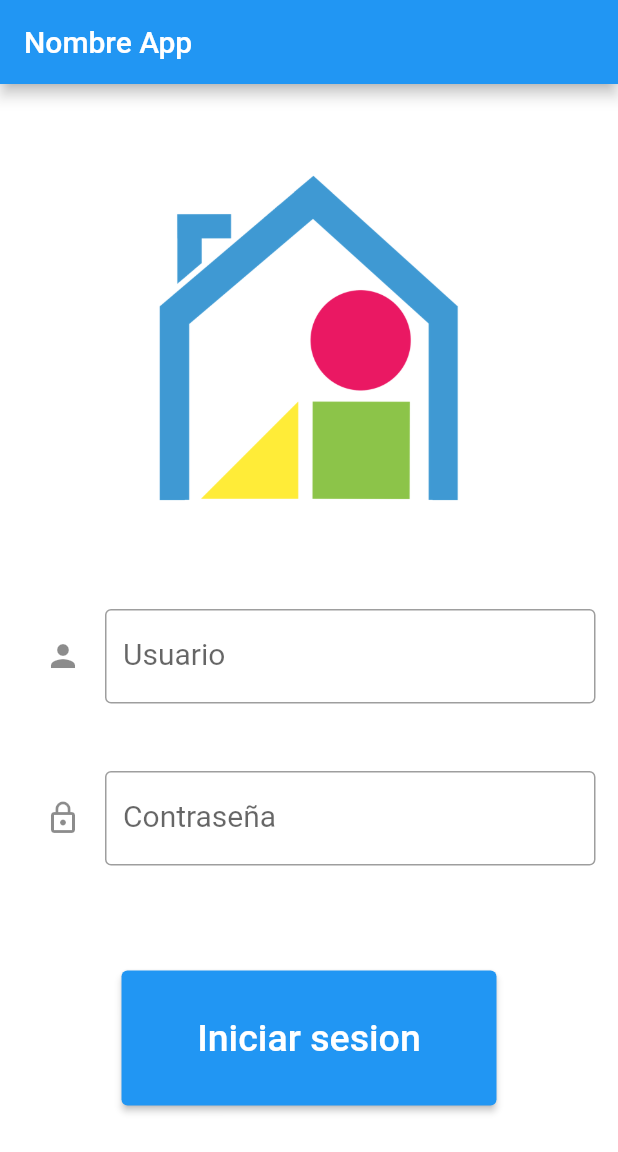
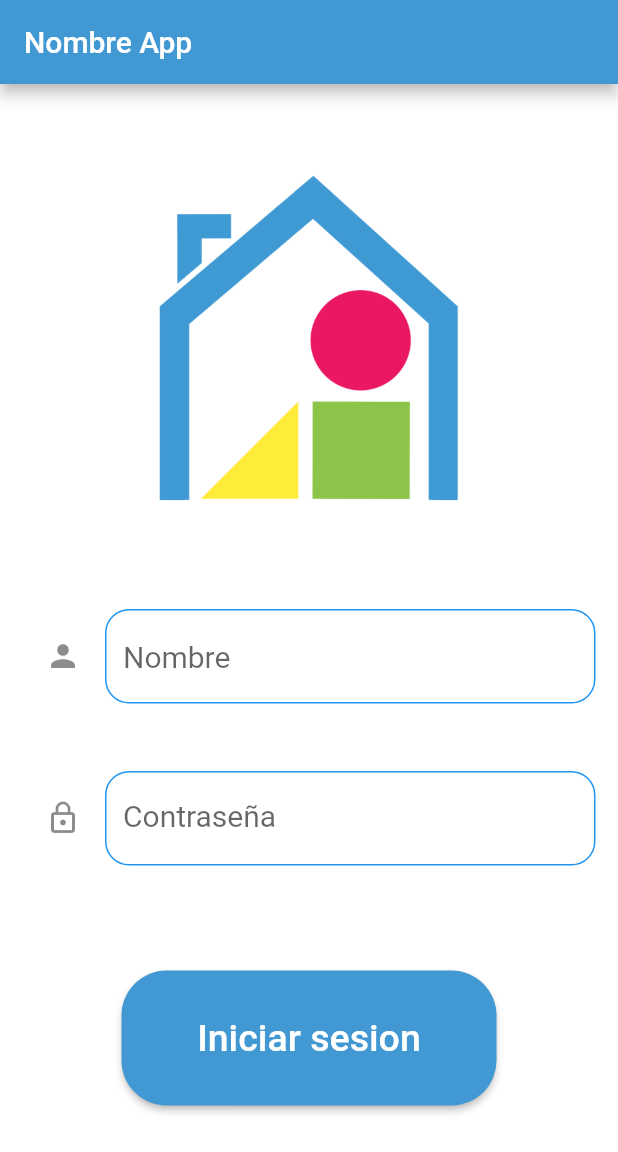
Before and after one commit to manuelsanchezjimenez/FLUTTER_DGP, a Flutter app: the screen it shows after launch, on a phone screen of 412 x 824 dp. Shown: the top 1152 px of the screen. Run offline on Flutter 3.47's test engine with Material 2 defaults, Android fonts, the phone set to English and light mode, and no system bars; missing offline and left inert: mongo_dart; Roboto replaces fonts that are missing (Sifonn).

Commit message:
Intento conexión mongodb
Avance del loginm intento fallido de conexión a la base de datos de mongodb

```diff
--- a/lib/constants.dart
+++ b/lib/constants.dart
@@ -4,3 +4,5 @@ import 'package:flutter/material.dart';
 const kPrimaryColor = Color(0xFF4198D2);
 const kPrimaryLightColor = Color(0xFFDAE8FC);
 const kPrimaryWhite = Color(0xFFF8F9FA);
+const MONGO_URL = "mongodb+srv://pyro:1234@sanrafael.gzrdtsi.mongodb.net/SanRafael?retryWrites=true&w=majority";
+const COLLECTION_NAME = "admin";
--- a/lib/login.dart
+++ b/lib/login.dart
@@ -1,7 +1,8 @@
 import 'package:app_dgp/user.dart';
 import 'package:flutter/material.dart';
-
+import 'constants.dart';
 import 'homepage.dart';
+import 'package:http/http.dart' as http;
 
 class Login extends StatefulWidget {
   @override
@@ -9,10 +10,8 @@ class Login extends StatefulWidget {
 }
 
 class LoginState extends State<Login> {
-
-  User user = User("","");
-  TextEditingController user_ctrl = new TextEditingController();
-  TextEditingController passwd_ctrl = new TextEditingController();
+  User user = User("", "");
+  final _formKey = GlobalKey<FormState>();
 
   @override
   Widget build(BuildContext context) {
@@ -23,6 +22,7 @@ class LoginState extends State<Login> {
           "Nombre App",
           style: TextStyle(fontFamily: 'Sifonn'),
         ),
+        backgroundColor: kPrimaryColor,
         automaticallyImplyLeading: false,
       ),
       body: SingleChildScrollView(
@@ -37,51 +37,115 @@ class LoginState extends State<Login> {
                   child: Image.asset('assets/icon.PNG')),
             ),
           ),
-
-          Padding( // Campo de texto para el nombre de usuario
-            padding:
-            EdgeInsets.only(left: 30.0, right: 15.0, top: 70, bottom: 40), // Márgenes
+          Form(
+              key: _formKey,
+              child: Column(
+                children: [
+                  Padding(
+                    // Campo de texto para el nombre de usuario
+                    padding: EdgeInsets.only(
+                        left: 30.0,
+                        right: 15.0,
+                        top: 70,
+                        bottom: 40), // Márgenes
                     child: SizedBox(
                       width: 600, // Tamaño de la caja
-              child: TextField(
-                key: Key("usuario"),
-                controller: user_ctrl,
+                      child: TextFormField(
+                        controller: TextEditingController(text: user.nombre),
+                        onChanged: (value) {
+                          user.nombre = value;
+                        },
+                        validator: (value) {
+                          if (value!.isEmpty) {
+                            return '¡Introduce algo!';
+                          }
+                          return null;
+                        },
                         decoration: InputDecoration(
-                  border: OutlineInputBorder(),
-                  hintText: '',
-                  labelText: 'Usuario', // Para que ponga "Usuario" dentro antes de rellenarlo
-                  icon: Icon(Icons.person), // Icono de la persona a la izquierda
-                  focusedBorder: OutlineInputBorder(), // El borde cambia de color al clickar encima
+                            hintText: 'Nombre',
+                            icon: Icon(Icons.person),
+                            enabledBorder: OutlineInputBorder(
+                                borderRadius: BorderRadius.circular(16),
+                                borderSide: BorderSide(color: Colors.blue)),
+                            focusedBorder: OutlineInputBorder(
+                                borderRadius: BorderRadius.circular(16),
+                                borderSide: BorderSide(color: Colors.blue)),
+                            errorBorder: OutlineInputBorder(
+                                borderRadius: BorderRadius.circular(16),
+                                borderSide: BorderSide(color: Colors.red)),
+                            focusedErrorBorder: OutlineInputBorder(
+                                borderRadius: BorderRadius.circular(16),
+                                borderSide: BorderSide(color: Colors.red))),
+                        style: TextStyle(fontSize: 20), // Tamaño de la letra
+                      ),
+                    ),
+                  ),
+                  Padding(
+                    // Campo de texto para la contraseña
+                    padding: EdgeInsets.only(
+                        left: 30.0,
+                        right: 15.0,
+                        top: 5,
+                        bottom: 70), // Márgenes
+                    child: SizedBox(
+                      width: 600, // Tamaño de la caja
+                      child: TextFormField(
+                        controller: TextEditingController(text: user.password),
+                        onChanged: (value) {
+                          user.nombre = value;
+                        },
+                        validator: (value) {
+                          if (value!.isEmpty) {
+                            return '¡Introduce algo!';
+                          }
+                          return null;
+                        },
+                        obscureText:
+                            true, // Conforme se va escribiendo se ponen puntitos
+                        decoration: InputDecoration(
+                            border:
+                                OutlineInputBorder(), // El borde cambia de color al clickar encima
+                            labelText:
+                                'Contraseña', // Para que ponga "Contraseña" dentro antes de rellenarlo
+                            hintText: 'Contraseña',
+                            enabledBorder: OutlineInputBorder(
+                                borderRadius: BorderRadius.circular(16),
+                                borderSide: BorderSide(color: Colors.blue)),
+                            focusedBorder: OutlineInputBorder(
+                                borderRadius: BorderRadius.circular(16),
+                                borderSide: BorderSide(color: Colors.blue)),
+                            errorBorder: OutlineInputBorder(
+                                borderRadius: BorderRadius.circular(16),
+                                borderSide: BorderSide(color: Colors.red)),
+                            focusedErrorBorder: OutlineInputBorder(
+                                borderRadius: BorderRadius.circular(16),
+                                borderSide: BorderSide(color: Colors.red)),
+                            icon: Icon(Icons
+                                .lock_outline) // Icono del candado a la izquierda
                             ),
                         style: TextStyle(fontSize: 20), // Tamaño de la letra
                       ),
                     ),
                   ),
-
-          const Padding( // Campo de texto para la contraseña
-            padding:
-                EdgeInsets.only(left: 30.0, right: 15.0, top: 5, bottom: 70), // Márgenes
-            child: SizedBox(
-              width: 600, // Tamaño de la caja
-              child: TextField(
-                obscureText: true, // Conforme se va escribiendo se ponen puntitos
-                decoration: InputDecoration(
-                    border: OutlineInputBorder(), // El borde cambia de color al clickar encima
-                    labelText: 'Contraseña', // Para que ponga "Usuario" dentro antes de rellenarlo
-                    icon: Icon(Icons.lock_outline) // Icono del candado a la izquierda
-                ),
-                style: TextStyle(fontSize: 20), // Tamaño de la letra
-              ),
-            ),
-          ),
-          Container( // Botón de inicio de sessión
+                ],
+              )),
+          Container(
+            // Botón de inicio de sesión
             height: 90,
             width: 250,
-            decoration: BoxDecoration(borderRadius: BorderRadius.circular(20)), // Borde redondo
-            child: ElevatedButton( // Botón
+            child: ElevatedButton(
+              // Botón
+              style: ElevatedButton.styleFrom(
+                  primary: kPrimaryColor,
+                  shape: new RoundedRectangleBorder(
+                    borderRadius:
+                        new BorderRadius.circular(30.0), // Borde redondo
+                  )),
               onPressed: () {
+                if (_formKey.currentState!.validate()) {
                   Navigator.push(
                       context, MaterialPageRoute(builder: (_) => HomePage()));
+                }
               },
               child: Text(
                 'Iniciar sesion',
--- a/lib/main.dart
+++ b/lib/main.dart
@@ -4,8 +4,11 @@ import'package:app_dgp/components/textContainer.dart';
 import 'package:app_dgp/components/textInputRound.dart';
 
 import 'login.dart';
+import 'mongodb.dart';
 
-void main() {
+Future<void> main() async {
+  WidgetsFlutterBinding.ensureInitialized();
+  await MongoDatabase.connect();
   runApp(const MyApp());
 }
 
--- /dev/null
+++ b/lib/mongodb.dart
@@ -0,0 +1,17 @@
+import 'dart:developer';
+
+import 'package:mongo_dart/mongo_dart.dart';
+
+import 'constants.dart';
+
+class MongoDatabase{
+  static connect() async {
+    print("Me voy a conectar");
+    var db = await Db.create(MONGO_URL);
+    await db.open();
+    inspect(db);
+    var status = db.serverStatus();
+    print(status);
+    var collection = db.collection(COLLECTION_NAME);
+  }
+}
--- a/pubspec.yaml
+++ b/pubspec.yaml
@@ -40,6 +40,8 @@ dependencies:
   # The following adds the Cupertino Icons font to your application.
   # Use with the CupertinoIcons class for iOS style icons.
   cupertino_icons: ^1.0.2
+
+  mongo_dart: 0.7.4+1
 
 dev_dependencies:
   flutter_test:
```
Also changed, not shown: pubspec.lock. Lines whose indentation alone changed are shown as unchanged.
